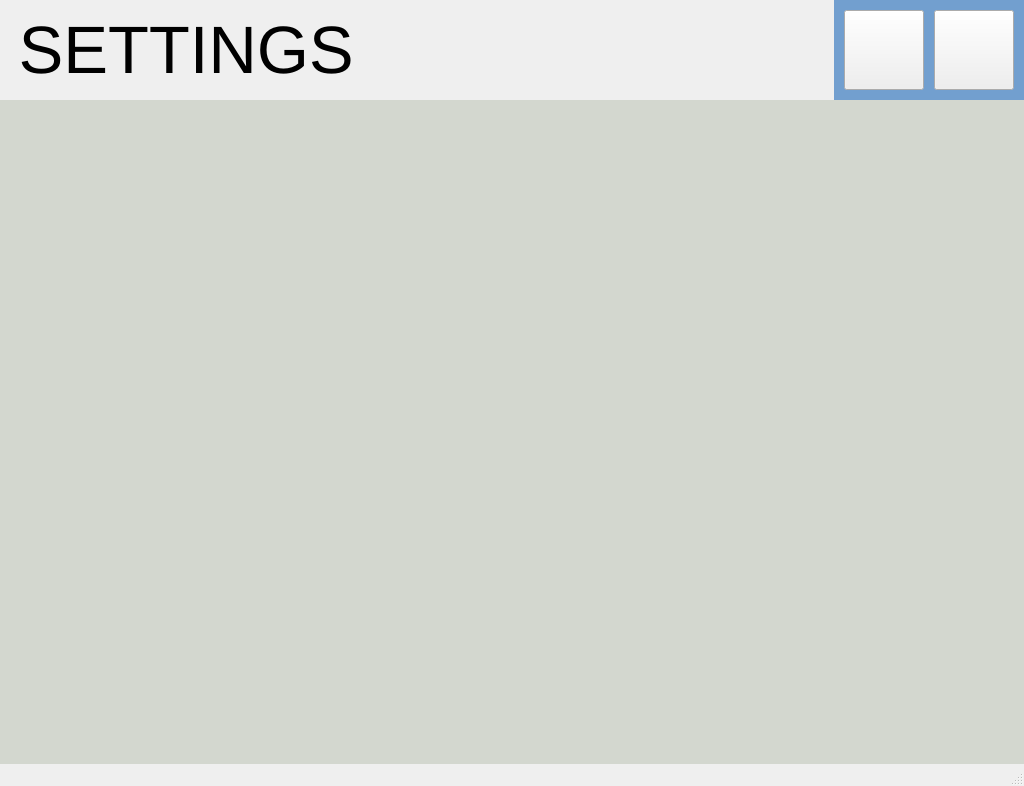
First picture: the form in settingswindow.ui, repository kartikeya8973/emu_hmi_app, before the edit.
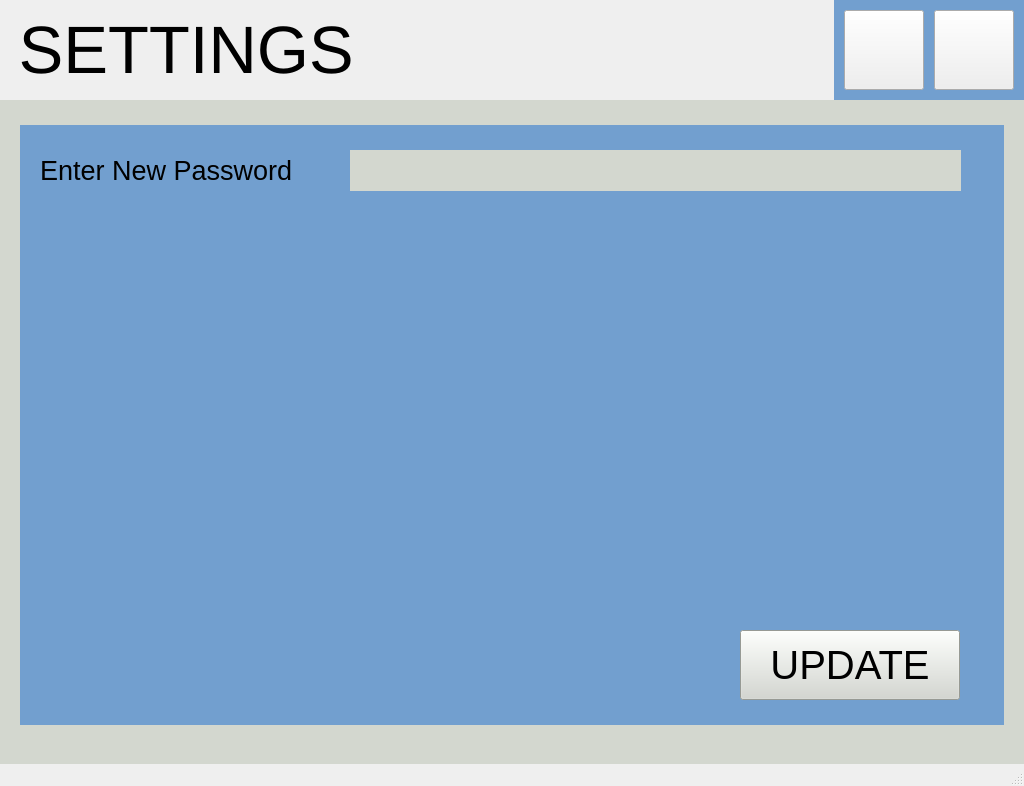
Second picture: the form after the edit. The open tabs and pages were chosen to show the change. Icons and pictures are not drawn.

What changed in the file:
```diff
--- a/settingswindow.ui
+++ b/settingswindow.ui
@@ -128,8 +128,152 @@
     <property name="styleSheet">
      <string notr="true">background-color: rgb(211, 215, 207);</string>
     </property>
-    <widget class="QWidget" name="page"/>
-    <widget class="QWidget" name="page_2"/>
+    <widget class="QWidget" name="page">
+     <widget class="QLabel" name="label_passwordSettings">
+      <property name="geometry">
+       <rect>
+        <x>45</x>
+        <y>280</y>
+        <width>204</width>
+        <height>25</height>
+       </rect>
+      </property>
+      <property name="font">
+       <font>
+        <pointsize>13</pointsize>
+       </font>
+      </property>
+      <property name="text">
+       <string>PASSWORD SETTINGS</string>
+      </property>
+      <property name="alignment">
+       <set>Qt::AlignCenter</set>
+      </property>
+     </widget>
+     <widget class="QPushButton" name="pushButton_passwordSettings">
+      <property name="geometry">
+       <rect>
+        <x>45</x>
+        <y>70</y>
+        <width>204</width>
+        <height>200</height>
+       </rect>
+      </property>
+      <property name="text">
+       <string/>
+      </property>
+      <property name="icon">
+       <iconset resource="icons.qrc">
+        <normaloff>:/new/icons/password.png</normaloff>:/new/icons/password.png</iconset>
+      </property>
+      <property name="iconSize">
+       <size>
+        <width>250</width>
+        <height>250</height>
+       </size>
+      </property>
+     </widget>
+    </widget>
+    <widget class="QWidget" name="page_2">
+     <widget class="QPushButton" name="pushButton_updatePass">
+      <property name="geometry">
+       <rect>
+        <x>740</x>
+        <y>530</y>
+        <width>220</width>
+        <height>70</height>
+       </rect>
+      </property>
+      <property name="font">
+       <font>
+        <pointsize>30</pointsize>
+       </font>
+      </property>
+      <property name="styleSheet">
+       <string notr="true">background-color: rgb(211, 215, 207);</string>
+      </property>
+      <property name="text">
+       <string>UPDATE</string>
+      </property>
+     </widget>
+     <widget class="QWidget" name="horizontalLayoutWidget_7">
+      <property name="geometry">
+       <rect>
+        <x>350</x>
+        <y>50</y>
+        <width>611</width>
+        <height>41</height>
+       </rect>
+      </property>
+      <layout class="QHBoxLayout" name="horizontalLayout_Password"/>
+     </widget>
+     <widget class="QLabel" name="label_addNew">
+      <property name="geometry">
+       <rect>
+        <x>40</x>
+        <y>50</y>
+        <width>270</width>
+        <height>40</height>
+       </rect>
+      </property>
+      <property name="font">
+       <font>
+        <pointsize>20</pointsize>
+       </font>
+      </property>
+      <property name="styleSheet">
+       <string notr="true">background-color: rgb(114, 159, 207);</string>
+      </property>
+      <property name="text">
+       <string>Enter New Password</string>
+      </property>
+     </widget>
+     <widget class="QLabel" name="label_message">
+      <property name="geometry">
+       <rect>
+        <x>40</x>
+        <y>530</y>
+        <width>611</width>
+        <height>71</height>
+       </rect>
+      </property>
+      <property name="font">
+       <font>
+        <pointsize>15</pointsize>
+       </font>
+      </property>
+      <property name="styleSheet">
+       <string notr="true">background-color: rgb(114, 159, 207);</string>
+      </property>
+      <property name="text">
+       <string/>
+      </property>
+      <property name="wordWrap">
+       <bool>true</bool>
+      </property>
+     </widget>
+     <widget class="QLabel" name="label1">
+      <property name="geometry">
+       <rect>
+        <x>20</x>
+        <y>25</y>
+        <width>984</width>
+        <height>600</height>
+       </rect>
+      </property>
+      <property name="styleSheet">
+       <string notr="true">background-color: rgb(114, 159, 207);</string>
+      </property>
+      <property name="text">
+       <string/>
+      </property>
+     </widget>
+     <zorder>label1</zorder>
+     <zorder>pushButton_updatePass</zorder>
+     <zorder>horizontalLayoutWidget_7</zorder>
+     <zorder>label_addNew</zorder>
+     <zorder>label_message</zorder>
+    </widget>
    </widget>
   </widget>
   <widget class="QStatusBar" name="statusbar"/>
```
Left out of the diff: 4 changed lines with no effect on the pictures.
